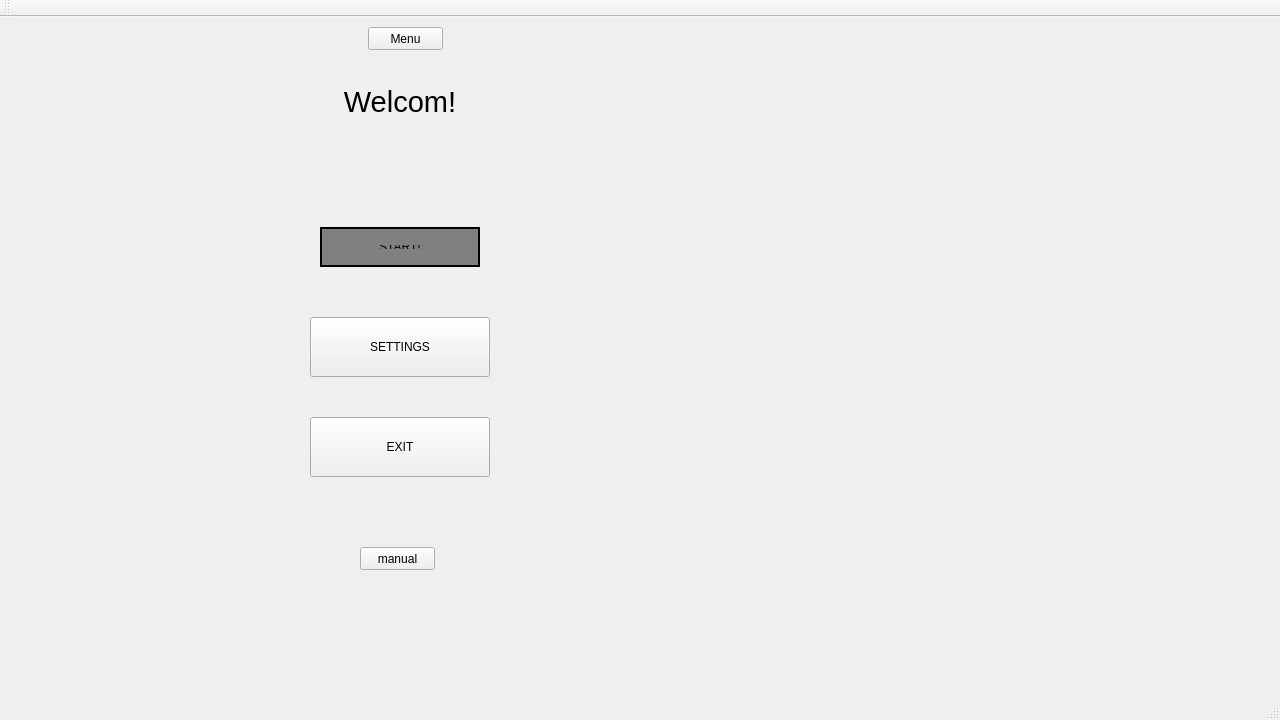
The window that mainwindow.ui (EdrowsLuo/QTCppGame) describes before a commit, drawn with Qt 5.
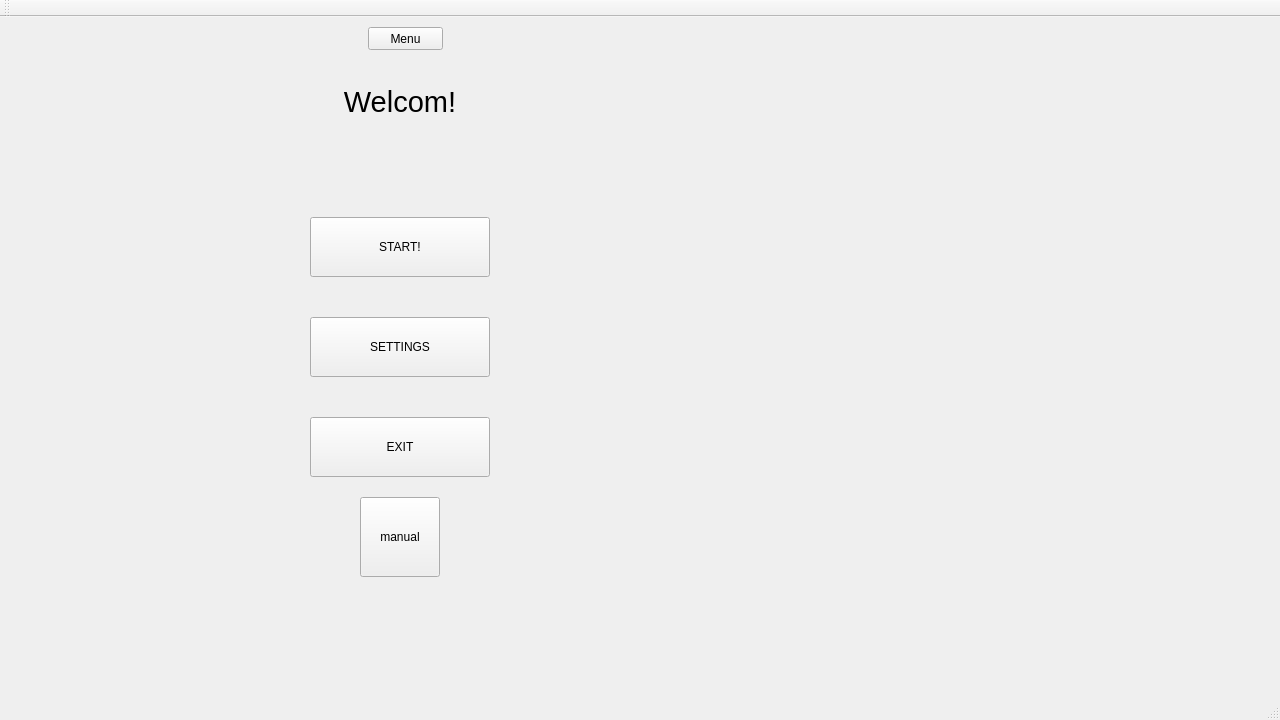
The same window after the commit. Icons and pictures are not drawn.

```diff
--- a/mainwindow.ui
+++ b/mainwindow.ui
@@ -19,6 +19,9 @@
   <property name="windowTitle">
    <string>MainWindow</string>
   </property>
+  <property name="styleSheet">
+   <string notr="true">QMainWindow{border-image:url(:/C:/Users/HJ/Pictures/QT/galaxy/106.jpg)}</string>
+  </property>
   <widget class="QWidget" name="centralWidget">
    <widget class="QPushButton" name="upButton">
     <property name="geometry">
@@ -37,11 +40,15 @@
     <property name="geometry">
      <rect>
       <x>360</x>
-      <y>530</y>
-      <width>75</width>
-      <height>23</height>
+      <y>480</y>
+      <width>80</width>
+      <height>80</height>
      </rect>
     </property>
+    <property name="styleSheet">
+     <string notr="true">QPushButton{border-image: url(:/C:/Users/HJ/Pictures/QT/powerButtonOff.png);}
+QPushButton::hover{border-image:url(:/C:/Users/HJ/Pictures/QT/powerButtonOn.png)}</string>
+    </property>
     <property name="text">
      <string>manual</string>
     </property>
@@ -73,14 +80,11 @@
      </rect>
     </property>
     <property name="styleSheet">
-     <string notr="true">    margin: 10px;
-    border: 2px solid black;
-    padding: 20px;
-
-    background-color: gray;
-    background-position: top right;
-    background-origin: content;
-    background-repeat: none;</string>
+     <string notr="true">QPushButton{border-image: url(:/C:/Users/HJ/Pictures/QT/Blue-transparent-glass-web-template/Btf1.png);}
+QPushButton::hover{border-image:url(:/C:/Users/HJ/Pictures/QT/Blue-transparent-glass-web-template/Btf2.png)}
+QPushButton::pressed{
+	border-image: url(:/C:/Users/HJ/Pictures/QT/Blue-transparent-glass-web-template/Btf3.png);}
+</string>
     </property>
     <property name="text">
      <string>START!</string>
```
Left out of the diff: 12 changed lines with no effect on the pictures.
